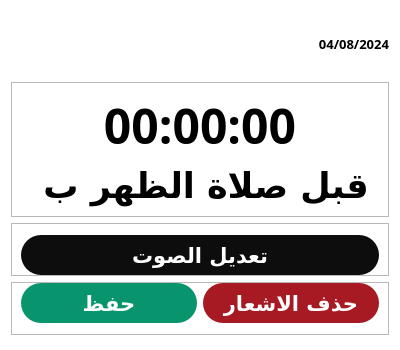
Before: the Qt Designer form resources/ui/show_notification_dialog.ui in Anas-mhameed/Al_Moadin_Desktop, drawn with Qt 5.
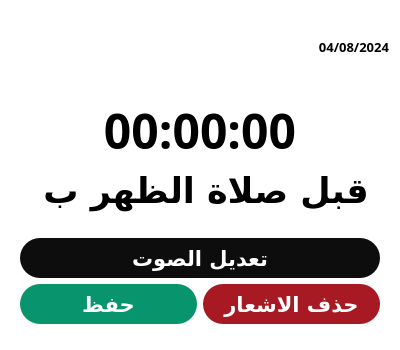
After: the same form once the commit is applied. Icons and pictures are not drawn.

The edit to the form file:
```diff
--- a/resources/ui/show_notification_dialog.ui
+++ b/resources/ui/show_notification_dialog.ui
@@ -11,7 +11,7 @@
    </rect>
   </property>
   <property name="sizePolicy">
-   <sizepolicy hsizetype="Fixed" vsizetype="Fixed">
+   <sizepolicy hsizetype="Fixed" vsizetype="Maximum">
     <horstretch>0</horstretch>
     <verstretch>0</verstretch>
    </sizepolicy>
@@ -19,7 +19,7 @@
   <property name="minimumSize">
    <size>
     <width>400</width>
-    <height>350</height>
+    <height>0</height>
    </size>
   </property>
   <property name="maximumSize">
@@ -63,6 +63,9 @@
        <bold>true</bold>
       </font>
      </property>
+     <property name="styleSheet">
+      <string notr="true">color:black;</string>
+     </property>
      <property name="text">
       <string>04/08/2024</string>
      </property>
@@ -74,7 +77,7 @@
    <item>
     <widget class="QFrame" name="info_frame">
      <property name="frameShape">
-      <enum>QFrame::StyledPanel</enum>
+      <enum>QFrame::NoFrame</enum>
      </property>
      <property name="frameShadow">
       <enum>QFrame::Raised</enum>
@@ -82,6 +85,12 @@
      <layout class="QVBoxLayout" name="verticalLayout_2">
       <item>
        <widget class="QLabel" name="noti_time_label">
+        <property name="sizePolicy">
+         <sizepolicy hsizetype="Preferred" vsizetype="Maximum">
+          <horstretch>0</horstretch>
+          <verstretch>0</verstretch>
+         </sizepolicy>
+        </property>
         <property name="font">
          <font>
           <family>Traditional Arabic</family>
@@ -90,6 +99,9 @@
           <bold>true</bold>
          </font>
         </property>
+        <property name="styleSheet">
+         <string notr="true">color:black;</string>
+        </property>
         <property name="text">
          <string>00:00:00</string>
         </property>
@@ -108,6 +120,9 @@
           <bold>true</bold>
          </font>
         </property>
+        <property name="styleSheet">
+         <string notr="true">color:black;</string>
+        </property>
         <property name="text">
          <string>قبل صلاة الظهر ب </string>
         </property>
@@ -143,7 +158,7 @@
 </string>
      </property>
      <property name="frameShape">
-      <enum>QFrame::StyledPanel</enum>
+      <enum>QFrame::NoFrame</enum>
      </property>
      <property name="frameShadow">
       <enum>QFrame::Raised</enum>
@@ -221,7 +236,7 @@
 }</string>
      </property>
      <property name="frameShape">
-      <enum>QFrame::StyledPanel</enum>
+      <enum>QFrame::NoFrame</enum>
      </property>
      <property name="frameShadow">
       <enum>QFrame::Raised</enum>
```
Left out of the diff: 6 changed lines with no effect on the pictures.
